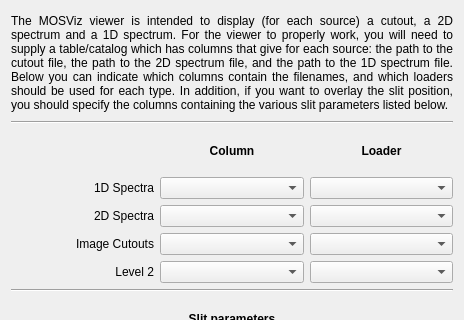
Before: the Qt Designer form mosviz/data/ui/loader_selection.ui in spacetelescope/mosviz, drawn with Qt 5; both pictures show x 0 to 464 and y 0 to 320 of the 464 by 612 pixel window.
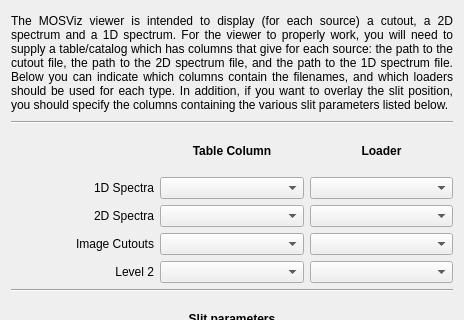
After: the same form once the commit is applied.

Commit message: Rename column in loader ui to table column

What changed in the file:
```diff
--- a/mosviz/data/ui/loader_selection.ui
+++ b/mosviz/data/ui/loader_selection.ui
@@ -134,7 +134,7 @@
         </font>
        </property>
        <property name="text">
-        <string>Column</string>
+        <string>Table Column</string>
        </property>
        <property name="alignment">
         <set>Qt::AlignCenter</set>
```
